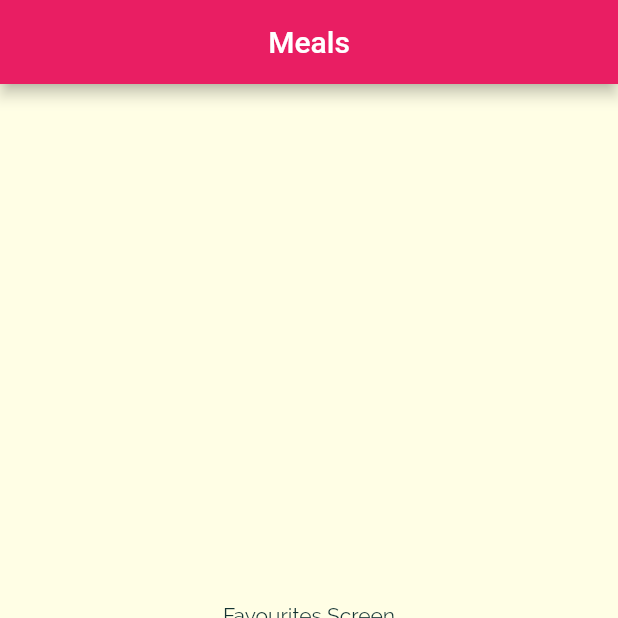
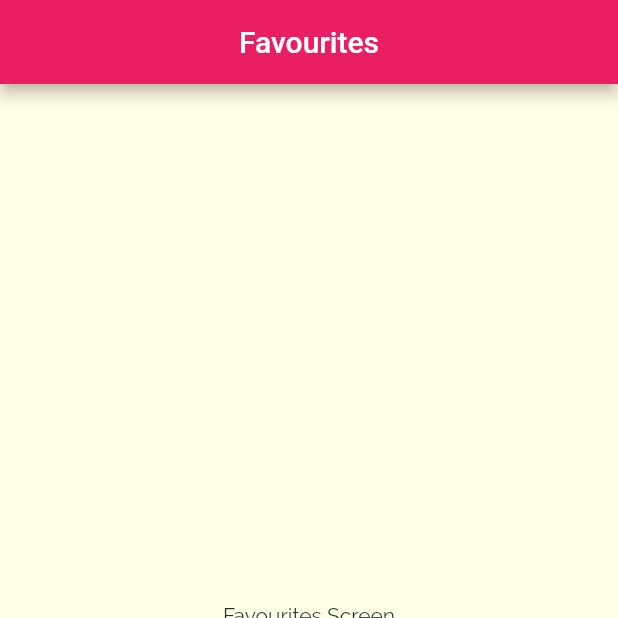
Before and after one commit to RohitDwivedi97/recipe-app, a Flutter app: the screen it shows after launch, item 2 of the bottom bar chosen, on a phone screen of 412 x 824 dp, the top half of it. Run offline on Flutter 3.47's test engine with Material 2 defaults, Android fonts, the phone set to English and light mode, and no system bars.

Commit message:
changing the app Bar title based on the selected navigation item.

```diff
--- a/lib/screens/tabs_screen.dart
+++ b/lib/screens/tabs_screen.dart
@@ -10,9 +10,15 @@ class TabsScreen extends StatefulWidget {
 }
 
 class _TabsScreenState extends State<TabsScreen> {
-  final List<Widget> _pages = const [
-    CategoriesScreen(),
-    FavouritesScreen()
+  final List<Map<String, Object>> _pages = const [
+    {
+      'page':  CategoriesScreen(),
+      'title': 'Meals'
+    },
+    {
+      'page': FavouritesScreen(),
+      'title': 'Favourites'
+    }
   ];
 
   int _selectedPageIndex = 0;
@@ -26,9 +32,9 @@ class _TabsScreenState extends State<TabsScreen> {
   Widget build(BuildContext context) {
     return Scaffold(
       appBar: AppBar(
-        title: Center(child: const Text('Meals')),
+        title: Center(child: Text(_pages[_selectedPageIndex]['title'] as String)),
       ),
-      body: _pages[_selectedPageIndex],
+      body: _pages[_selectedPageIndex]['page'] as Widget,
       bottomNavigationBar: BottomNavigationBar(
         onTap: _selectPage,
         currentIndex: _selectedPageIndex,
```
